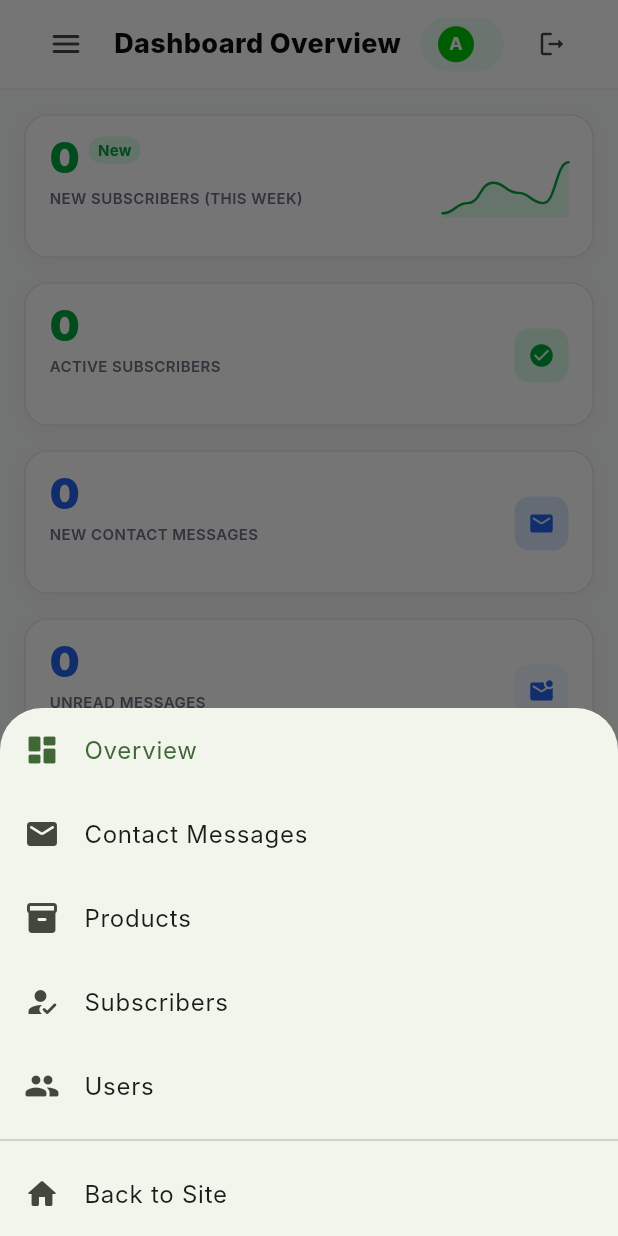
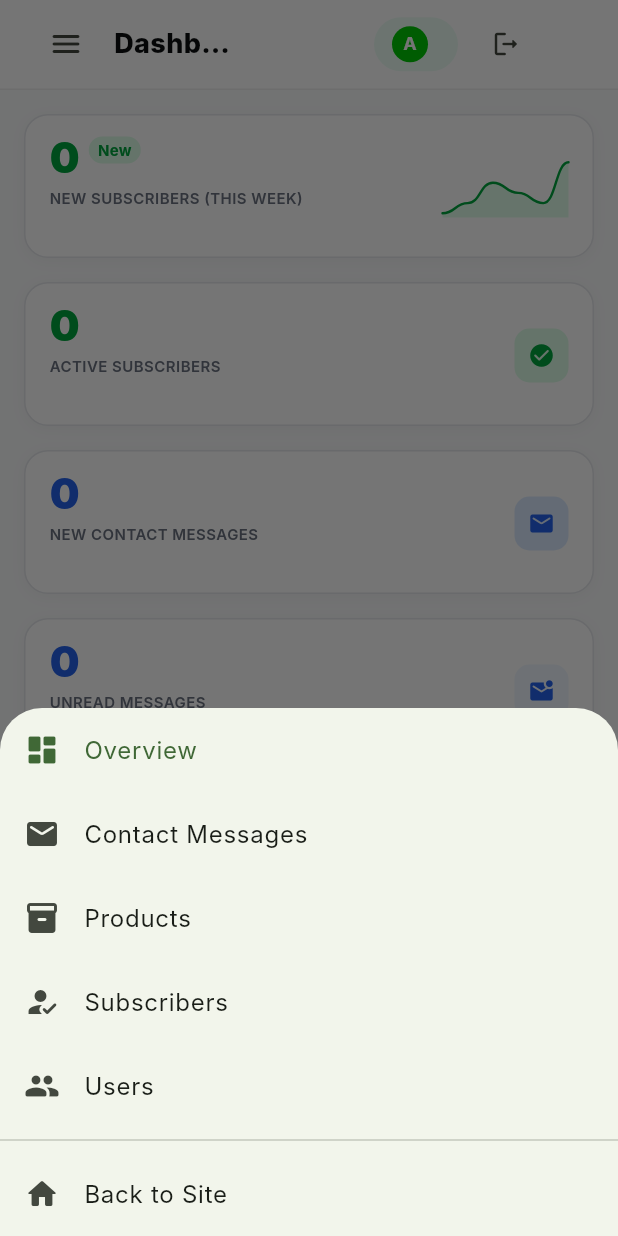
Before and after one commit to RHS39/hm_ent, a Flutter app: the AdminDashboard screen opened by its route, after a tap on the "menu" icon, on a phone screen of 412 x 824 dp. Run offline on Flutter 3.47's test engine with Material 3 defaults, Android fonts, the phone set to English and light mode, and no system bars; our stand-ins replace appwrite, equatable, file_picker, flutter_bloc, flutter_map, go_router and 5 more; missing offline and left inert: dart:js_interop, email_auth, extension_google_sign_in_as_googleapis_auth, googleapis, mailer; accounts and stored records are empty; network calls fail; Roboto replaces fonts that are missing (Inter); project files that could hold a hidden picture were left out.

Commit message:
Fix admin dashboard header Row overflow: make section title and name pill flexible with ellipsis

```diff
--- a/lib/pages/admin/admin_dashboard.dart
+++ b/lib/pages/admin/admin_dashboard.dart
@@ -253,12 +253,17 @@
                           onPressed: () => _showMobileNav(context),
                         ),
                       const SizedBox(width: 8),
-                      Text(
+                      Flexible(
+                        child: Text(
                           ['Dashboard Overview', 'Contact Messages', 'Products', 'Subscriber Directory', 'Users'][_section.clamp(0, 4)],
+                          maxLines: 1,
+                          overflow: TextOverflow.ellipsis,
                           style: const TextStyle(fontSize: 18, fontWeight: FontWeight.w800, color: Color(0xFF0B0E0F)),
                         ),
+                      ),
                       const Spacer(),
-                      Container(
+                      Flexible(
+                        child: Container(
                           padding: const EdgeInsets.symmetric(horizontal: 12, vertical: 6),
                           decoration: BoxDecoration(
                             color: const Color(0xFFECFDF5),
@@ -276,8 +281,11 @@
                                 ),
                               ),
                               const SizedBox(width: 8),
-                            Text(name, style: const TextStyle(fontSize: 13, fontWeight: FontWeight.w600, color: Color(0xFF0B0E0F))),
+                              Flexible(
+                                child: Text(name, maxLines: 1, overflow: TextOverflow.ellipsis, style: const TextStyle(fontSize: 13, fontWeight: FontWeight.w600, color: Color(0xFF0B0E0F))),
+                              ),
                             ],
+                          ),
                         ),
                       ),
                       const SizedBox(width: 8),
@@ -360,7 +368,7 @@
           mainAxisSize: MainAxisSize.min,
           children: [
             ListTile(leading: const Icon(Icons.dashboard_rounded), title: const Text('Overview'), selected: _section == 0, onTap: () { Navigator.pop(ctx); _selectSection(0); }),
-            ListTile(leading: const Icon(Icons.mail_rounded), title: const Text('Contact Messages'), selected: _section == 1, onTap: () { Navigator.pop(ctx); _selectSection(1); }),
+            ListTile(leading: const Icon(Icons.mail_rounded), title: const Text('Contact Messages', overflow: TextOverflow.ellipsis), selected: _section == 1, onTap: () { Navigator.pop(ctx); _selectSection(1); }),
             ListTile(leading: const Icon(Icons.inventory_2_rounded), title: const Text('Products'), selected: _section == 2, onTap: () { Navigator.pop(ctx); _selectSection(2); }),
             ListTile(leading: const Icon(Icons.how_to_reg_rounded), title: const Text('Subscribers'), selected: _section == 3, onTap: () { Navigator.pop(ctx); _selectSection(3); }),
             ListTile(leading: const Icon(Icons.group_rounded), title: const Text('Users'), selected: _section == 4, onTap: () { Navigator.pop(ctx); _selectSection(4); }),
```
Lines whose indentation alone changed are shown as unchanged.
